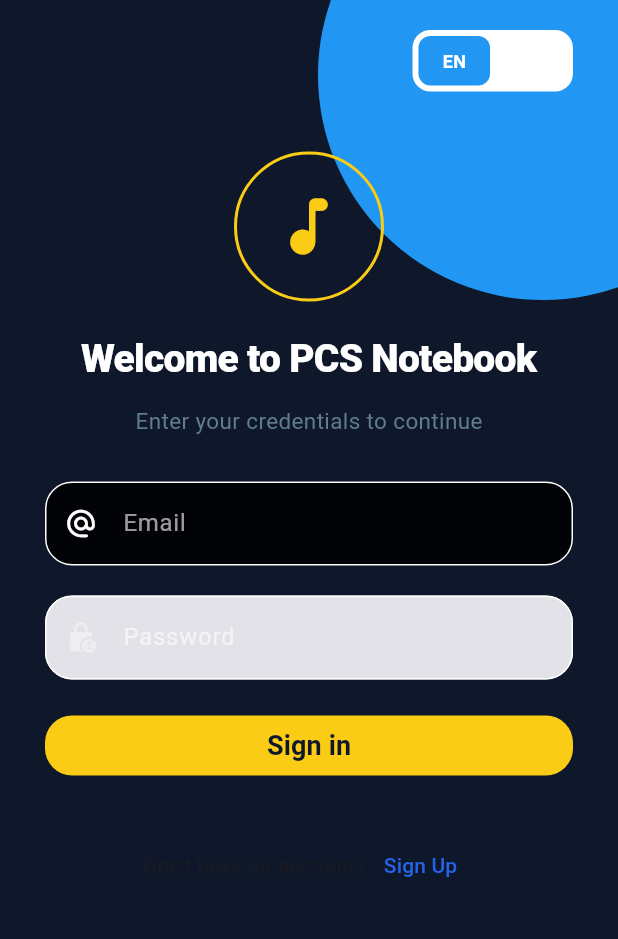
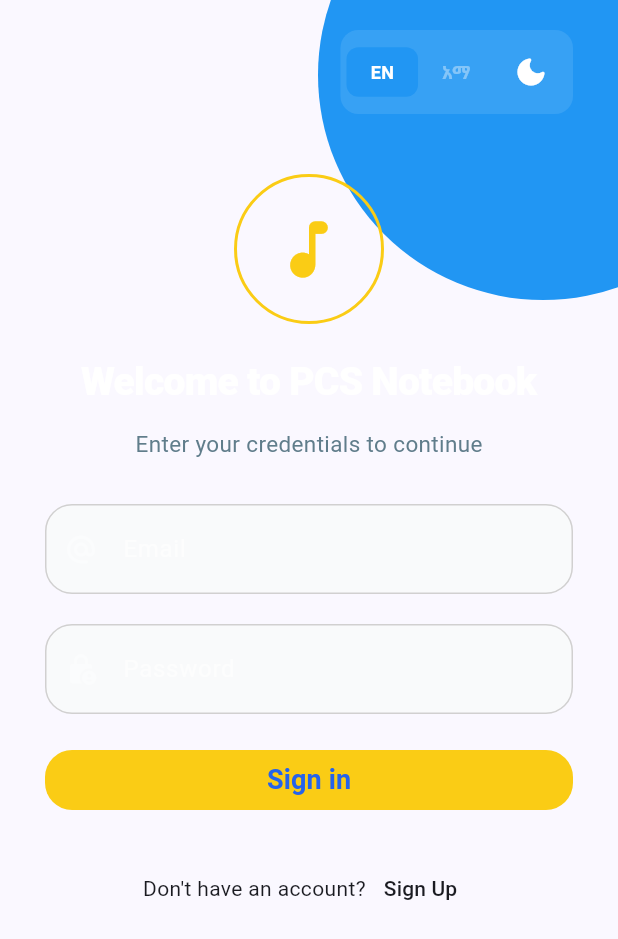
Before and after one commit to nattytesfa/praiseChoirMobileApp, a Flutter app: the screen it shows after launch, on a phone screen of 412 x 824 dp. Shown: the top 939 px of the screen. Run offline on Flutter 3.47's test engine with Material 3 defaults, Android fonts, the phone set to English and light mode, and no system bars; our stand-ins replace audio_service, cloud_firestore, connectivity_plus, easy_localization, emoji_picker_flutter, equatable and 9 more; missing offline and left inert: gal, record; accounts and stored records are empty; generated files the repository leaves out were written again.

Commit message:
step one for changing ui of light and dark mode

```diff
--- a/lib/core/theme/app_colors.dart
+++ b/lib/core/theme/app_colors.dart
@@ -1,20 +1,18 @@
 import 'package:flutter/material.dart';
 
 class AppColors {
-  // Primary Colors
   static const Color primary = Color(0xFF2563EB); // Blue
-  static const Color primaryDark = Color(0xFF1D4ED8);
+  static const Color secondary = Color(0xFF7C3AED); // Purple
+  static const Color accent = Color(0xFFFACC15);
+
   static const Color primaryLight = Color(0xFF3B82F6);
-
-  // Secondary Colors
-  static const Color secondary = Color(0xFF7C3AED); // Purple
-  static const Color secondaryDark = Color(0xFF6D28D9);
   static const Color secondaryLight = Color(0xFF8B5CF6);
 
-  // Accent Colors
-  static const Color accent = Color(0xFF059669); // Green
-  static const Color accentDark = Color(0xFF047857);
-  static const Color accentLight = Color(0xFF10B981);
+
+  static const Color darkBackground = Color(0xFF0F172A);
+  static const Color primaryDark = Color(0xFF1F2937);
+  static const Color secondaryDark = Color(0xFF374151);
+
 
   // Neutral Colors
   static const Color black = Color(0xFF000000);
@@ -62,7 +60,7 @@
   static const Color onSurface = Color(0xFF111827);
 
   // Text Colors
-  static const Color textPrimary = Color(0xFF111827);
+  static const Color textPrimary = Colors.blueGrey;
   static const Color textSecondary = Color(0xFF6B7280);
   static const Color textDisabled = Color(0xFF9CA3AF);
   static const Color textInverse = Color(0xFFFFFFFF);
@@ -92,11 +90,6 @@
     colors: [secondary, secondaryLight],
   );
 
-  static const Gradient successGradient = LinearGradient(
-    begin: Alignment.topLeft,
-    end: Alignment.bottomRight,
-    colors: [success, accentLight],
-  );
 
   // High Contrast Colors
   static const Color hcPrimary = Color(0xFF0000FF);
@@ -107,9 +100,7 @@
   static const Color hcError = Color(0xFFFF0000);
 
   // Dark Theme Colors
-  static const Color darkBackground = Color(0xFF121212);
   static const Color darkSurface = Color(0xFF1E1E1E);
-  static const Color darkPrimary = Color(0xFFBB86FC);
   static const Color darkSecondary = Color(0xFF03DAC6);
   static const Color darkError = Color(0xFFCF6679);
   static const Color darkOnBackground = Color(0xFFFFFFFF);
@@ -122,8 +113,6 @@
         return leader;
       case 'songwriter':
         return songwriter;
-      case 'prayer_group':
-        return prayerGroup;
       default:
         return member;
     }
@@ -148,7 +137,7 @@
     switch (language) {
       case 'amharic':
         return amharic;
-      case 'kembatigna':
+      case 'kembatgna':
         return kembatgna;
       default:
         return english;
--- a/lib/core/theme/app_theme.dart
+++ b/lib/core/theme/app_theme.dart
@@ -8,26 +8,49 @@
     colorScheme: ColorScheme.fromSeed(
       seedColor: AppColors.primary,
       primary: AppColors.primary,
-      surface: AppColors.surface,
-      error: AppColors.error,
+      secondary: AppColors.secondary,
     ),
-    scaffoldBackgroundColor: AppColors.background,
-    appBarTheme: const AppBarTheme(
-      backgroundColor: AppColors.primary,
-      foregroundColor: AppColors.white,
-      elevation: 0,
-      centerTitle: true,
+    // ... other settings
+    inputDecorationTheme: InputDecorationTheme(
+      filled: true,
+      fillColor: AppColors.gray50, // Very light grey/white
+      hoverColor: AppColors.gray100,
+
+      // Default appearance
+      enabledBorder: OutlineInputBorder(
+        borderRadius: BorderRadius.circular(16),
+        borderSide: const BorderSide(color: AppColors.gray200, width: 1.5),
+      ),
+
+      // Appearance when user is typing (using your Primary Blue)
+      focusedBorder: OutlineInputBorder(
+        borderRadius: BorderRadius.circular(16),
+        borderSide: const BorderSide(color: AppColors.primary, width: 2),
+      ),
+
+      // Appearance when there is an error
+      errorBorder: OutlineInputBorder(
+        borderRadius: BorderRadius.circular(16),
+        borderSide: const BorderSide(color: AppColors.error, width: 1.5),
+      ),
+
+      labelStyle: const TextStyle(color: AppColors.gray600, fontSize: 14),
+      floatingLabelStyle: const TextStyle(
+        color: AppColors.primary,
+        fontWeight: FontWeight.bold,
+      ),
+      prefixIconColor: AppColors.primary,
+      contentPadding: const EdgeInsets.symmetric(horizontal: 20, vertical: 18),
     ),
-    // This makes your Drawer match your light palette
-    drawerTheme: const DrawerThemeData(backgroundColor: AppColors.white),
   );
 
   static final ThemeData darkTheme = ThemeData(
     useMaterial3: true,
     brightness: Brightness.dark,
     colorScheme: const ColorScheme.dark(
-      primary: AppColors.darkPrimary,
-      surface: AppColors.darkSurface,
+      primary: AppColors.primaryDark,
+      secondary: AppColors.secondaryDark,
+      surface: AppColors.darkBackground,
       error: AppColors.darkError,
       onSurface: AppColors.darkOnSurface,
     ),
--- a/lib/core/theme/theme_cubit.dart
+++ b/lib/core/theme/theme_cubit.dart
@@ -9,9 +9,14 @@
 
   // Toggle between light and dark
   void toggleTheme() {
-    final newMode = state == ThemeMode.light ? ThemeMode.dark : ThemeMode.light;
+    final newMode = state == ThemeMode.dark ? ThemeMode.light : ThemeMode.dark;
     emit(newMode);
     _saveTheme(newMode);
+  }
+
+  void setTheme(ThemeMode mode) {
+    emit(mode);
+    _saveTheme(mode);
   }
 
   // Persist choice to Hive
--- a/lib/features/auth/presentation/screens/login_screen.dart
+++ b/lib/features/auth/presentation/screens/login_screen.dart
@@ -2,8 +2,10 @@
 import 'package:flutter_bloc/flutter_bloc.dart';
 import 'package:easy_localization/easy_localization.dart';
 import 'package:praise_choir_app/config/routes.dart';
+import 'package:praise_choir_app/core/theme/app_colors.dart';
 import 'package:praise_choir_app/features/auth/presentation/cubit/auth_state.dart';
 import 'package:praise_choir_app/features/songs/song_routes.dart';
+import '../../../../core/theme/theme_cubit.dart';
 import '../cubit/auth_cubit.dart';
 
 class LoginScreen extends StatefulWidget {
@@ -28,10 +30,8 @@
 
   @override
   Widget build(BuildContext context) {
-    const primaryDark = Color(0xFF0F172A);
-    const accentGold = Color(0xFFFACC15);
     return Scaffold(
-      backgroundColor: primaryDark,
+      backgroundColor: Theme.of(context).colorScheme.surface,
       body: Stack(
         children: [
           Positioned(
@@ -48,7 +48,6 @@
               if (state is AuthAuthenticated) {
                 final user = state.user;
 
-                // USE THE SAME GATEKEEPER LOGIC EVERYWHERE
                 if (user.approvalStatus == 'pending' ||
                     user.approvalStatus == 'denied') {
                   Navigator.pushNamedAndRemoveUntil(
@@ -104,12 +103,15 @@
                           width: 100,
                           decoration: BoxDecoration(
                             shape: BoxShape.circle,
-                            border: Border.all(color: accentGold, width: 2),
+                            border: Border.all(
+                              color: AppColors.accent,
+                              width: 2,
+                            ),
                           ),
                           child: const Icon(
                             Icons.music_note_rounded,
                             size: 50,
-                            color: accentGold,
+                            color: AppColors.accent,
                           ),
                         ),
                         const SizedBox(height: 20),
@@ -131,102 +133,32 @@
                           ),
                         ),
                         const SizedBox(height: 30),
-                        TextFormField(
+                        _textFieldDecoration(
                           controller: _emailController,
-                          style: TextStyle(
-                            color: Theme.of(context).textTheme.bodyLarge?.color,
-                          ),
-                          decoration: InputDecoration(
-                            filled: true,
-                            fillColor:
-                                Theme.of(context).brightness == Brightness.dark
-                                ? Colors.white10
-                                : Colors.black87,
-                            labelStyle: const TextStyle(color: Colors.white60),
-                            prefixIcon: const Icon(
-                              Icons.alternate_email_rounded,
-                              color: Colors.white,
-                              size: 22,
-                            ),
-                            labelText: 'email'.tr(),
-                            enabledBorder: const OutlineInputBorder(
-                              borderRadius: BorderRadius.all(
-                                Radius.circular(18),
-                              ),
-                              borderSide: BorderSide(color: Colors.white),
-                            ),
-                            focusedBorder: const OutlineInputBorder(
-                              borderRadius: BorderRadius.all(
-                                Radius.circular(18),
-                              ),
-                              borderSide: BorderSide(color: Colors.blue),
-                            ),
-                            errorBorder: const OutlineInputBorder(
-                              borderRadius: BorderRadius.all(
-                                Radius.circular(18),
-                              ),
-                              borderSide: BorderSide(color: Colors.redAccent),
-                            ),
-                          ),
+                          controllerIcon: Icons.alternate_email_rounded,
+                          label: 'email',
                           keyboardType: TextInputType.emailAddress,
-                          validator: (value) {
-                            if (value == null || value.trim().isEmpty) {
-                              return 'enterEmail'.tr();
-                            }
-                            return null;
-                          },
+                          errorMessage: 'enterEmail',
                         ),
                         const SizedBox(height: 20),
-                        TextFormField(
+                        _textFieldDecoration(
                           controller: _passwordController,
-                          decoration: InputDecoration(
-                            filled: true,
-                            labelStyle: const TextStyle(color: Colors.white60),
-                            prefixIcon: const Icon(
-                              Icons.lock_person_rounded,
-                              color: Colors.white38,
-                              size: 22,
-                            ),
-                            labelText: 'password'.tr(),
-                            enabledBorder: const OutlineInputBorder(
-                              borderRadius: BorderRadius.all(
-                                Radius.circular(18),
-                              ),
-                              borderSide: BorderSide(color: Colors.white),
-                            ),
-                            focusedBorder: const OutlineInputBorder(
-                              borderRadius: BorderRadius.all(
-                                Radius.circular(18),
-                              ),
-                              borderSide: BorderSide(color: Colors.blue),
-                            ),
-                            errorBorder: OutlineInputBorder(
-                              borderRadius: BorderRadius.all(
-                                Radius.circular(18),
-                              ),
-                              borderSide: BorderSide(color: Colors.redAccent),
-                            ),
-                          ),
+                          controllerIcon: Icons.lock_person_rounded,
+                          label: 'password',
                           keyboardType: TextInputType.number,
                           obscureText: true,
-                          validator: (value) {
-                            if (value == null || value.isEmpty) {
-                              return 'enterPassword'.tr();
-                            }
-                            return null;
-                          },
+                          errorMessage: 'enterPassword',
                         ),
                         const SizedBox(height: 20),
                         if (state is AuthLoading)
-                          const CircularProgressIndicator(color: accentGold)
+                          CircularProgressIndicator(color: AppColors.accent)
                         else ...[
                           SizedBox(
                             width: double.infinity,
                             child: ElevatedButton(
                               onPressed: _submitEmailAndPassword,
                               style: ElevatedButton.styleFrom(
-                                backgroundColor: accentGold,
-                                foregroundColor: primaryDark,
+                                backgroundColor: AppColors.accent,
                                 shape: RoundedRectangleBorder(
                                   borderRadius: BorderRadius.circular(18),
                                 ),
@@ -241,8 +173,6 @@
                               ),
                             ),
                           ),
-                          const SizedBox(height: 8),
-                          // In the build method, add this button:
                           const SizedBox(height: 24),
 
                           // Sign up link
@@ -251,6 +181,11 @@
                             children: [
                               Text('noAccount'.tr()),
                               TextButton(
+                                style: TextButton.styleFrom(
+                                  foregroundColor: Theme.of(
+                                    context,
+                                  ).colorScheme.onSurface,
+                                ),
                                 onPressed: () =>
                                     Navigator.pushNamed(context, '/signup'),
                                 child: Text('signUp'.tr()),
@@ -270,14 +205,12 @@
     );
   }
 
-  // --- UI Components ---
-
   Widget _buildLanguageToggle(BuildContext context) {
     final isAmharic = context.locale.languageCode == 'am';
     return Container(
       padding: const EdgeInsets.all(4),
       decoration: BoxDecoration(
-        color: Colors.white.withValues(),
+        color: Colors.white.withValues(alpha: 0.1),
         borderRadius: BorderRadius.circular(12),
       ),
       child: Row(
@@ -292,6 +225,20 @@
             'አማ',
             isAmharic,
             () => context.setLocale(const Locale('am')),
+          ),
+          const SizedBox(height: 5),
+          IconButton(
+            icon: Icon(
+              // Logic: If dark mode is active, show the "Sun" icon, else "Moon"
+              Theme.of(context).brightness == Brightness.dark
+                  ? Icons.light_mode_rounded
+                  : Icons.dark_mode_rounded,
+              color: Colors.white,
+            ),
+            onPressed: () {
+              // This calls your Cubit to toggle the global state
+              context.read<ThemeCubit>().toggleTheme();
+            },
           ),
         ],
       ),
@@ -319,6 +266,50 @@
     );
   }
 
+  Widget _textFieldDecoration({
+    required TextEditingController controller,
+    required controllerIcon,
+    required String label,
+    required TextInputType keyboardType,
+    required String errorMessage,
+    bool obscureText = false,
+  }) {
+    return TextFormField(
+      controller: controller,
+      style: TextStyle(color: Theme.of(context).textTheme.bodyLarge?.color),
+      decoration: InputDecoration(
+        filled: true,
+        labelStyle: const TextStyle(color: Colors.white60),
+        prefixIcon: Icon(controllerIcon, color: Colors.white38, size: 22),
+        labelText: label.tr(),
+        enabledBorder: const OutlineInputBorder(
+          borderRadius: BorderRadius.all(Radius.circular(18)),
+          borderSide: BorderSide(color: Color.fromARGB(206, 199, 198, 198)),
+        ),
+        focusedBorder: const OutlineInputBorder(
+          borderRadius: BorderRadius.all(Radius.circular(18)),
+          borderSide: BorderSide(color: Color.fromARGB(255, 235, 236, 236)),
+        ),
+        errorBorder: const OutlineInputBorder(
+          borderRadius: BorderRadius.all(Radius.circular(18)),
+          borderSide: BorderSide(color: Colors.redAccent),
+        ),
+        focusedErrorBorder: const OutlineInputBorder(
+          borderRadius: BorderRadius.all(Radius.circular(18)),
+          borderSide: BorderSide(color: Colors.redAccent),
+        ),
+      ),
+      keyboardType: keyboardType,
+      obscureText: obscureText,
+      validator: (value) {
+        if (value == null || value.trim().isEmpty) {
+          return errorMessage.tr();
+        }
+        return null;
+      },
+    );
+  }
+
   @override
   void dispose() {
     _emailController.dispose();
```
